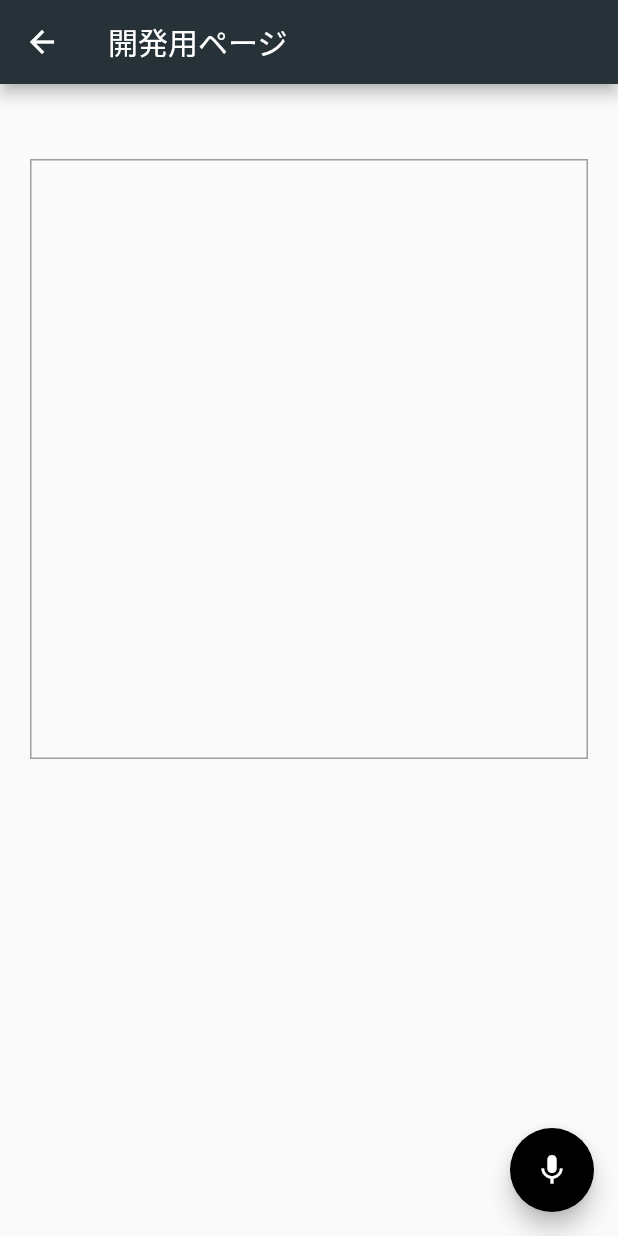
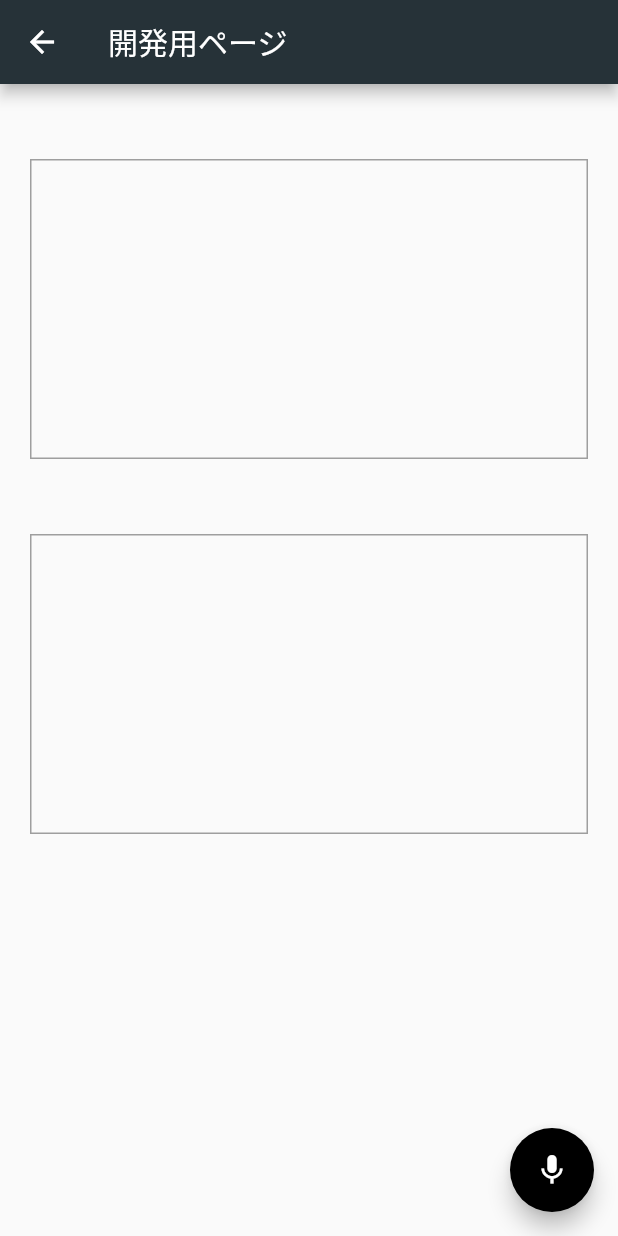
Before and after one commit to acaValkyrie/SpicyBabyChan, a Flutter app: the Test screen opened directly, on a phone screen of 412 x 824 dp. Run offline on Flutter 3.47's test engine with Material 2 defaults, Android fonts, the phone set to English and light mode, and no system bars; our stand-ins replace flutter_slidable.

Commit message:
textbox増設
遅くなってすまん

```diff
--- a/kadai/lib/routes/globals.dart
+++ b/kadai/lib/routes/globals.dart
@@ -11,5 +11,6 @@ bool callflag = false;
 //test_route用
 @override
 String inputText = "";
+String inputText2 = "";
 @override
 bool recordflag = false;
--- a/kadai/lib/routes/test_route.dart
+++ b/kadai/lib/routes/test_route.dart
@@ -8,14 +8,13 @@ class Test extends StatefulWidget {
 
 class TestState extends State<Test> {
 
-
-
   @override
   Widget build(BuildContext context) {
 
     setState((){});
 
     String inputtext = globals.inputText;
+    String inputtext2 = globals.inputText2;
     bool record = globals.recordflag;
 
     if (record) {
@@ -29,8 +28,10 @@ class TestState extends State<Test> {
           backgroundColor: Colors.red,
         ),
 
-        body: Container(
-          height: 400.0,
+        body: Column(
+        children: <Widget>[
+          Container(
+            height: 200.0,
             width: double.infinity,
             decoration: new BoxDecoration(
               border: new Border.all(color: Colors.grey)
@@ -47,6 +48,26 @@ class TestState extends State<Test> {
               maxLines:10,
             ),
           ),
+          Container(
+            height: 200.0,
+            width: double.infinity,
+            decoration: new BoxDecoration(
+              border: new Border.all(color: Colors.grey)
+            ),
+            padding: EdgeInsets.all(10.0),
+            margin: EdgeInsets.only(top:50.0,left:20.0,right:20.0),
+            child: Text(
+              inputtext2,
+              style: TextStyle(
+                color: Colors.black,
+                fontSize: 25.0,
+                height: 1.0,
+              ),
+              maxLines:10,
+            ),
+          ),
+        ]
+      )
       );
     }
 
@@ -60,8 +81,10 @@ class TestState extends State<Test> {
         backgroundColor: Colors.black,
       ),
 
-      body: Container(
-        height: 400.0,
+      body: Column(
+        children: <Widget>[
+          Container(
+            height: 200.0,
             width: double.infinity,
             decoration: new BoxDecoration(
               border: new Border.all(color: Colors.grey)
@@ -78,6 +101,26 @@ class TestState extends State<Test> {
               maxLines:10,
             ),
           ),
+          Container(
+            height: 200.0,
+            width: double.infinity,
+            decoration: new BoxDecoration(
+              border: new Border.all(color: Colors.grey)
+            ),
+            padding: EdgeInsets.all(10.0),
+            margin: EdgeInsets.only(top:50.0,left:20.0,right:20.0),
+            child: Text(
+              inputtext2,
+              style: TextStyle(
+                color: Colors.black,
+                fontSize: 25.0,
+                height: 1.0,
+              ),
+              maxLines:10,
+            ),
+          ),
+        ]
+      )
     );
   }
 }
--- a/kadai/pubspec.yaml
+++ b/kadai/pubspec.yaml
@@ -23,6 +23,7 @@ dependencies:
   # The following adds the Cupertino Icons font to your application.
   # Use with the CupertinoIcons class for iOS style icons.
   cupertino_icons: ^0.1.2
+  vibration: ^1.3.0
   flutter_slidable: ^0.5.4
   dynamic_theme: ^1.0.1
 
```
Also changed, not shown: kadai/pubspec.lock. Lines whose indentation alone changed are shown as unchanged.
